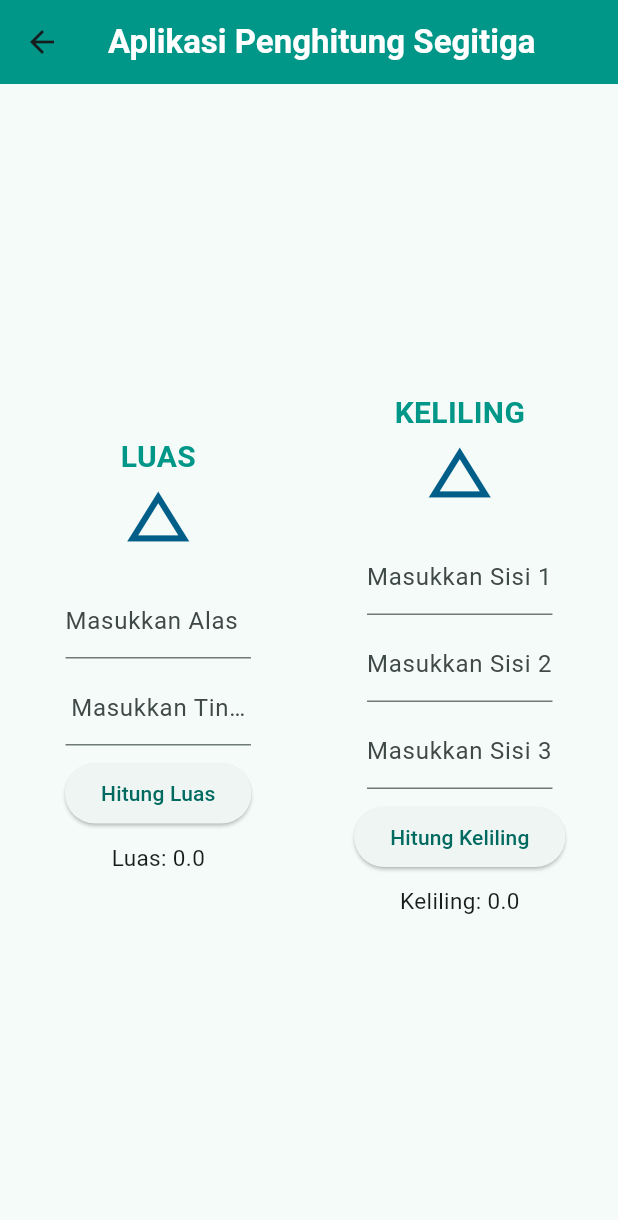
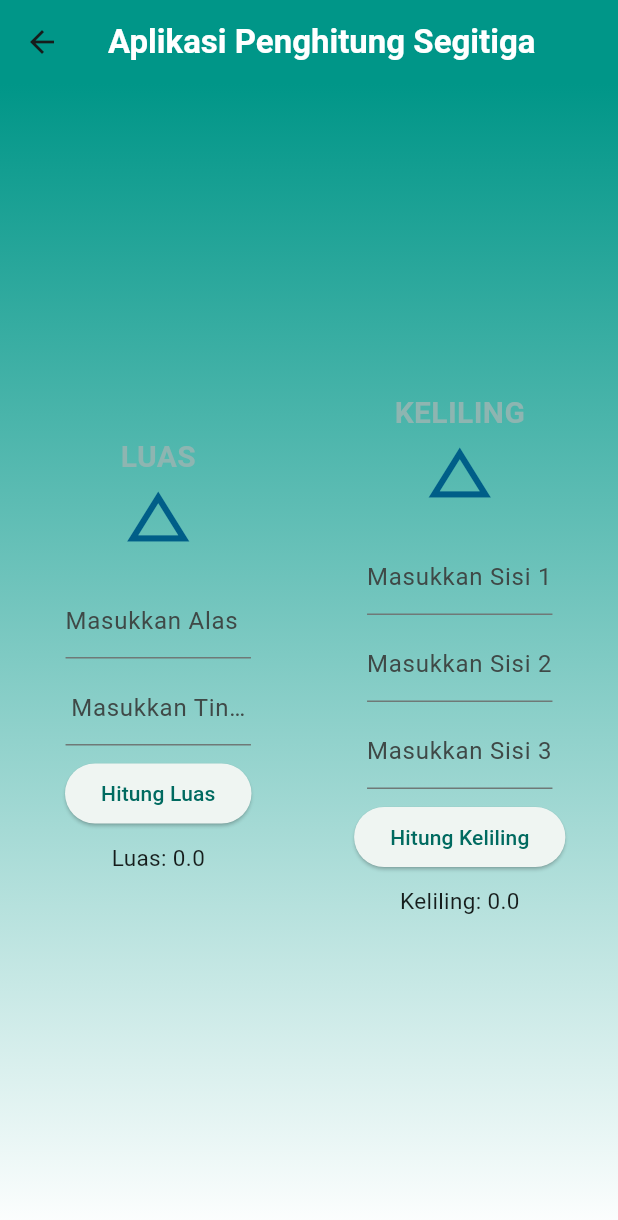
Before and after one commit to AbdanulIkhlas/tugas4_kelompok, a Flutter app: the SegitigaPage screen opened directly, on a phone screen of 412 x 824 dp. Shown: the top 1220 px of the screen. Run offline on Flutter 3.47's test engine with Material 3 defaults, Android fonts, the phone set to English and light mode, and no system bars; our stand-ins replace shared_preferences; accounts and stored records are empty.

Commit message:
update tampilan

```diff
--- a/lib/segitiga.dart
+++ b/lib/segitiga.dart
@@ -33,10 +33,19 @@ class _SegitigaPageState extends State<SegitigaPage> {
     return Scaffold(
         appBar: AppBar(
           title: Text("Aplikasi Penghitung Segitiga",
-            style: TextStyle(color: Colors.white, fontWeight: FontWeight.bold)),
+              style:
+                  TextStyle(color: Colors.white, fontWeight: FontWeight.bold)),
           backgroundColor: Colors.teal,
         ),
-      body: Center(
+        body: Container(
+          decoration: BoxDecoration(
+            gradient: LinearGradient(
+              begin: Alignment.topCenter,
+              end: Alignment.bottomCenter,
+              colors: [Colors.teal, Colors.white],
+            ),
+          ),
+          child: Center(
             child: Padding(
               padding: EdgeInsets.all(5.0),
               child: Row(
@@ -52,7 +61,7 @@ class _SegitigaPageState extends State<SegitigaPage> {
                           style: TextStyle(
                             fontSize: 20,
                             fontWeight: FontWeight.bold,
-                        color: Colors.teal,
+                            color: Color.fromARGB(255, 142, 181, 177),
                           ),
                         ),
                         Icon(
@@ -140,7 +149,7 @@ class _SegitigaPageState extends State<SegitigaPage> {
                           style: TextStyle(
                             fontSize: 20,
                             fontWeight: FontWeight.bold,
-                        color: Colors.teal,
+                            color: Color.fromARGB(255, 142, 181, 177),
                           ),
                         ),
                         Icon(
@@ -249,6 +258,6 @@ class _SegitigaPageState extends State<SegitigaPage> {
               ),
             ),
           ),
-    );
+        ));
   }
 }
```
Also changed, not shown: lib/favoritepage.dart (+29 -32 lines), lib/prima.dart (+10 -1 lines), lib/sitepage.dart (+3 -5 lines). Lines whose indentation alone changed are shown as unchanged.
